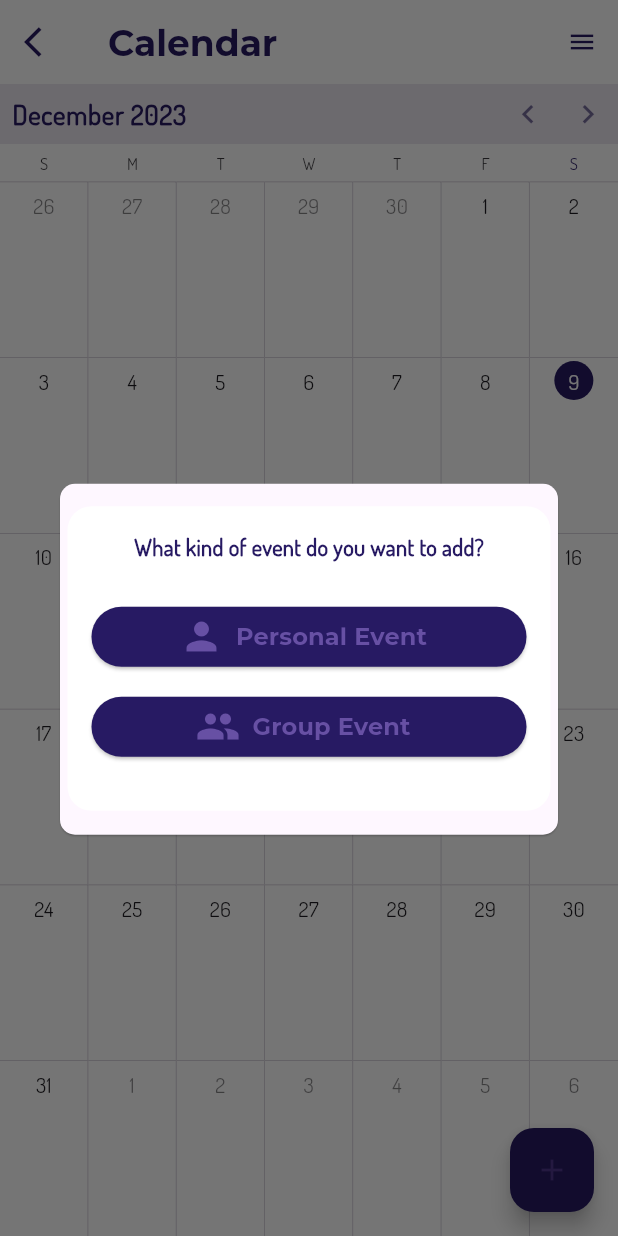
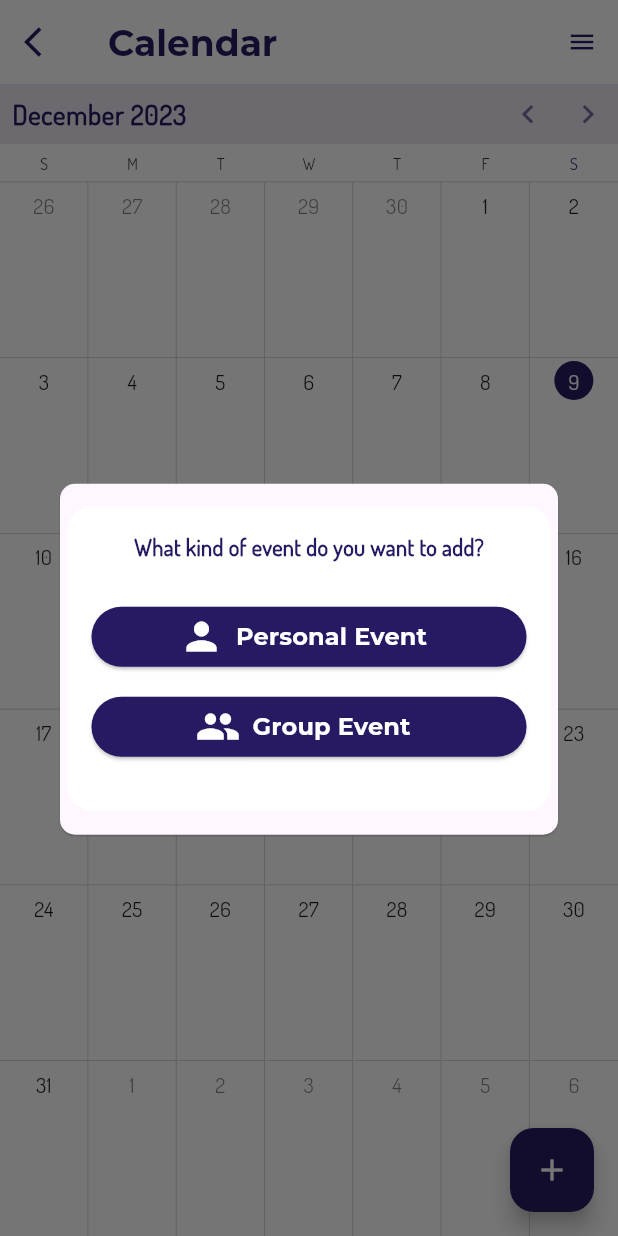
Before and after one commit to lenaqurom/MasarnaGP, a Flutter app: the MyCalendarPage screen opened directly, after a tap on the "add" icon, on a phone screen of 412 x 824 dp. Run offline on Flutter 3.47's test engine with Material 3 defaults, Android fonts, the phone set to English and light mode, and no system bars; drawn by our look-alikes of syncfusion_flutter_calendar; our stand-ins replace animated_text_kit, awesome_dialog, chewie, cloud_firestore, email_validator, file_picker and 13 more; missing offline and left inert: dart:ffi, flutter_ffmpeg, icons_flutter, translator; accounts and stored records are empty; statements that could not run were skipped.

Commit message:
Update calendar.dart

```diff
--- a/lib/trip/calender/calendar.dart
+++ b/lib/trip/calender/calendar.dart
@@ -213,7 +213,8 @@ class _MyCalendarPageState extends State<MyCalendarPage> {
           _showEventType();
         },
         backgroundColor: Color.fromARGB(255, 39, 26, 99),
-        child: Icon(Icons.add),
+
+        child: Icon(Icons.add, color: Colors.white,),
       ),
     );
   }
@@ -265,13 +266,14 @@ class _MyCalendarPageState extends State<MyCalendarPage> {
                     borderRadius: BorderRadius.circular(20),
                   ),
                 ),
-                icon: Icon(Icons.schedule, size: 30),
+                icon: Icon(Icons.schedule, size: 30, color: Colors.white),
                 label: Text(
                   'View my schedule',
                   style: TextStyle(
                     fontSize: 16,
                     fontWeight: FontWeight.bold,
                     fontFamily: 'Montserrat',
+                    color: Colors.white
                   ),
                 ),
               ),
@@ -296,13 +298,14 @@ class _MyCalendarPageState extends State<MyCalendarPage> {
                     borderRadius: BorderRadius.circular(20),
                   ),
                 ),
-                icon: Icon(Icons.group_work, size: 30),
+                icon: Icon(Icons.group_work, size: 30, color: Colors.white),
                 label: Text(
                   'Plan with group',
                   style: TextStyle(
                     fontSize: 16,
                     fontWeight: FontWeight.bold,
                     fontFamily: 'Montserrat',
+                    color: Colors.white
                   ),
                 ),
               ),
@@ -355,13 +358,14 @@ void _showEventType() {
                     borderRadius: BorderRadius.circular(20),
                   ),
                 ),
-                icon: Icon(Icons.person, size: 30),
+                icon: Icon(Icons.person, size: 30, color: Colors.white,),
                 label: Text(
                   'Personal Event',
                   style: TextStyle(
                     fontSize: 16,
                     fontWeight: FontWeight.bold,
                     fontFamily: 'Montserrat',
+                    color: Colors.white
                   ),
                 ),
               ),
@@ -381,13 +385,14 @@ void _showEventType() {
                     borderRadius: BorderRadius.circular(20),
                   ),
                 ),
-                icon: Icon(Icons.group, size: 30),
+                icon: Icon(Icons.group, size: 30, color: Colors.white,),
                 label: Text(
                   'Group Event',
                   style: TextStyle(
                     fontSize: 16,
                     fontWeight: FontWeight.bold,
                     fontFamily: 'Montserrat',
+                    color: Colors.white
                   ),
                 ),
               ),
```
